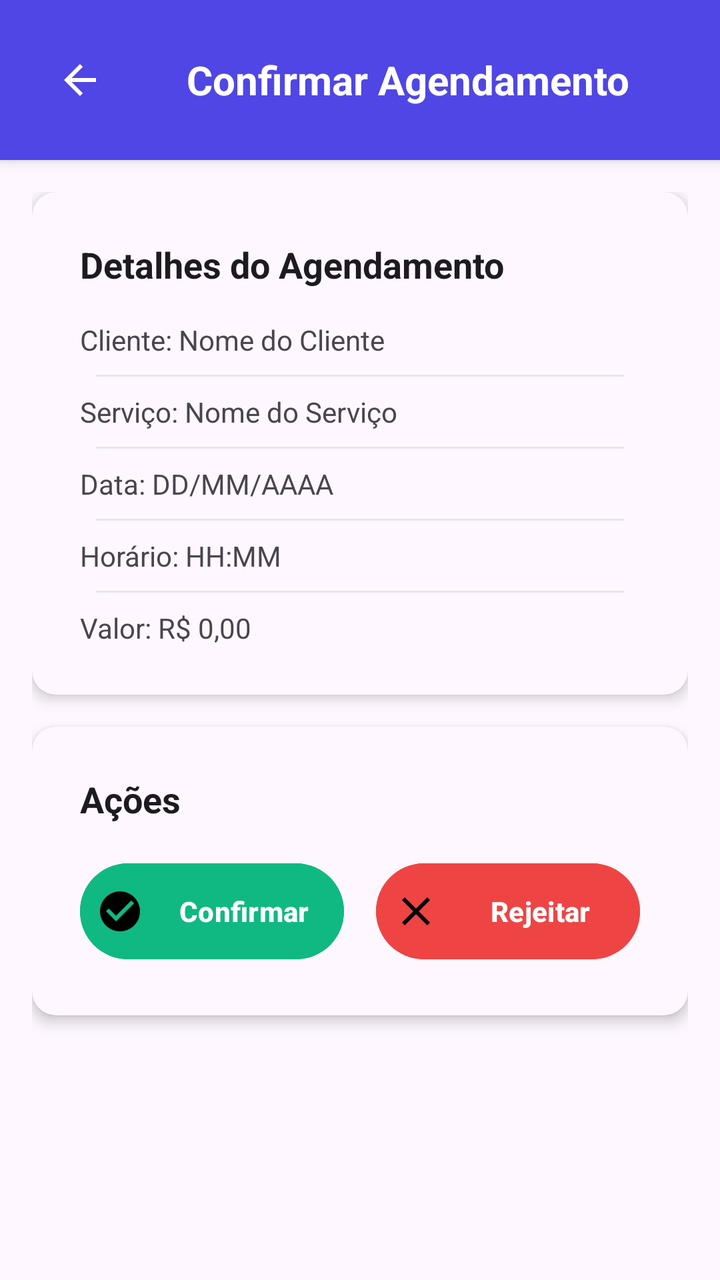
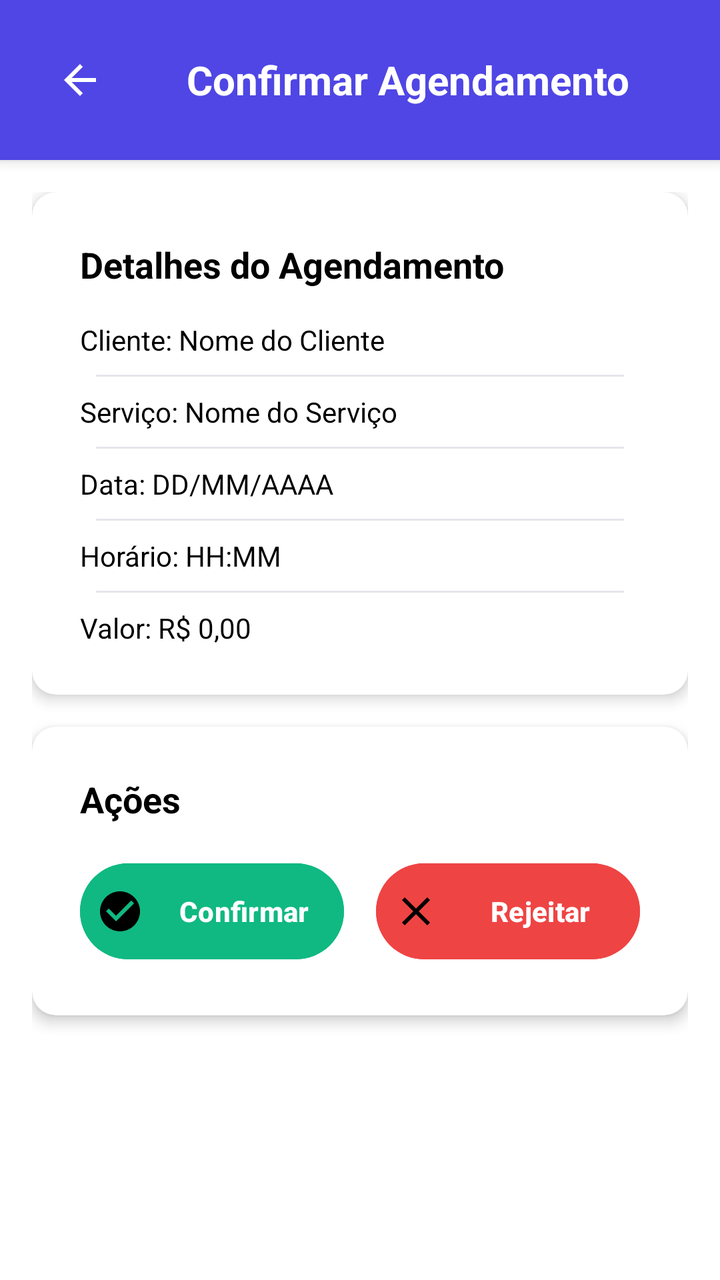

An Android layout rendered at two revisions. The XML below is the earlier revision; the diff shows what the commit changed to produce the second picture.
<!-- AndroidManifest.xml: application theme Theme.SmartApp -->
<!-- res/layout/confirmar_agendamento.xml -->
<?xml version="1.0" encoding="utf-8"?>
<RelativeLayout xmlns:android="http://schemas.android.com/apk/res/android"
    xmlns:app="http://schemas.android.com/apk/res-auto"
    android:layout_width="match_parent"
    android:layout_height="match_parent"
    android:background="?android:attr/colorBackground">

    
    <LinearLayout
        android:id="@+id/header"
        android:layout_width="match_parent"
        android:layout_height="wrap_content"
        android:background="#4F46E5"
        android:orientation="horizontal"
        android:gravity="center_vertical"
        android:padding="16dp"
        android:elevation="4dp">

        <ImageButton
            android:id="@+id/btnvoltaragendaconf"
            android:layout_width="48dp"
            android:layout_height="48dp"
            android:background="?attr/selectableItemBackgroundBorderless"
            android:src="@drawable/ic_arrow_back"
            android:contentDescription="Voltar"
            android:layout_gravity="center_vertical" />

        <TextView
            android:layout_width="0dp"
            android:layout_height="wrap_content"
            android:layout_weight="1"
            android:text="Confirmar Agendamento"
            android:textColor="#FFFFFF"
            android:textSize="20sp"
            android:textStyle="bold"
            android:gravity="center"/>
    </LinearLayout>

    
    <ScrollView
        android:layout_width="match_parent"
        android:layout_height="match_parent"
        android:layout_below="@id/header"
        android:fillViewport="true"
        android:padding="16dp">

        <LinearLayout
            android:layout_width="match_parent"
            android:layout_height="wrap_content"
            android:orientation="vertical">

            
            <androidx.cardview.widget.CardView
                android:layout_width="match_parent"
                android:layout_height="wrap_content"
                app:cardCornerRadius="12dp"
                app:cardElevation="4dp"
                app:cardBackgroundColor="?android:attr/colorBackground">

                <LinearLayout
                    android:layout_width="match_parent"
                    android:layout_height="wrap_content"
                    android:orientation="vertical"
                    android:padding="24dp">

                    <TextView
                        android:layout_width="match_parent"
                        android:layout_height="wrap_content"
                        android:text="Detalhes do Agendamento"
                        android:textColor="?android:attr/textColorPrimary"
                        android:textSize="18sp"
                        android:textStyle="bold"
                        android:layout_marginBottom="16dp"/>

                    <LinearLayout
                        android:layout_width="match_parent"
                        android:layout_height="wrap_content"
                        android:orientation="vertical"
                        android:divider="@drawable/divider"
                        android:showDividers="middle"
                        android:dividerPadding="8dp">

                        <TextView
                            android:layout_width="match_parent"
                            android:layout_height="wrap_content"
                            android:text="Cliente: Nome do Cliente"
                            android:textColor="?android:attr/textColorSecondary"
                            android:layout_marginBottom="8dp"/>

                        <TextView
                            android:layout_width="match_parent"
                            android:layout_height="wrap_content"
                            android:text="Serviço: Nome do Serviço"
                            android:textColor="?android:attr/textColorSecondary"
                            android:layout_marginVertical="8dp"/>

                        <TextView
                            android:layout_width="match_parent"
                            android:layout_height="wrap_content"
                            android:text="Data: DD/MM/AAAA"
                            android:textColor="?android:attr/textColorSecondary"
                            android:layout_marginVertical="8dp"/>

                        <TextView
                            android:layout_width="match_parent"
                            android:layout_height="wrap_content"
                            android:text="Horário: HH:MM"
                            android:textColor="?android:attr/textColorSecondary"
                            android:layout_marginVertical="8dp"/>

                        <TextView
                            android:layout_width="match_parent"
                            android:layout_height="wrap_content"
                            android:text="Valor: R$ 0,00"
                            android:textColor="?android:attr/textColorSecondary"
                            android:layout_marginTop="8dp"/>
                    </LinearLayout>
                </LinearLayout>
            </androidx.cardview.widget.CardView>

            
            <androidx.cardview.widget.CardView
                android:layout_width="match_parent"
                android:layout_height="wrap_content"
                app:cardCornerRadius="12dp"
                app:cardElevation="4dp"
                app:cardBackgroundColor="?android:attr/colorBackground"
                android:layout_marginTop="16dp">

                <LinearLayout
                    android:layout_width="match_parent"
                    android:layout_height="wrap_content"
                    android:orientation="vertical"
                    android:padding="24dp">

                    <TextView
                        android:layout_width="match_parent"
                        android:layout_height="wrap_content"
                        android:text="Ações"
                        android:textColor="?android:attr/textColorPrimary"
                        android:textSize="18sp"
                        android:textStyle="bold"
                        android:layout_marginBottom="16dp"/>

                    <LinearLayout
                        android:layout_width="match_parent"
                        android:layout_height="wrap_content"
                        android:orientation="horizontal"
                        android:weightSum="2"
                        android:gravity="center">

                        <Button
                            android:id="@+id/btnconfirmar"
                            android:layout_width="0dp"
                            android:layout_height="wrap_content"
                            android:layout_weight="1"
                            android:backgroundTint="#10B981"
                            android:text="Confirmar"
                            android:textColor="#FFFFFF"
                            android:textStyle="bold"
                            android:drawableLeft="@drawable/ic_check_circle"
                            android:drawablePadding="8dp"
                            android:paddingVertical="12dp"
                            android:paddingHorizontal="8dp"
                            android:gravity="center"
                            android:layout_marginEnd="8dp" />

                        <Button
                            android:id="@+id/btnrejeitar"
                            android:layout_width="0dp"
                            android:layout_height="wrap_content"
                            android:layout_weight="1"
                            android:backgroundTint="#EF4444"
                            android:text="Rejeitar"
                            android:textColor="#FFFFFF"
                            android:textStyle="bold"
                            android:drawableLeft="@drawable/ic_close"
                            android:drawablePadding="8dp"
                            android:paddingVertical="12dp"
                            android:paddingHorizontal="8dp"
                            android:gravity="center"
                            android:layout_marginStart="8dp"/>
                    </LinearLayout>
                </LinearLayout>
            </androidx.cardview.widget.CardView>
        </LinearLayout>
    </ScrollView>

    
    <FrameLayout
        android:id="@+id/rejectionModal"
        android:layout_width="match_parent"
        android:layout_height="match_parent"
        android:background="#80000000"
        android:visibility="gone"
        android:clickable="true"
        android:focusable="true">

        <androidx.cardview.widget.CardView
            android:layout_width="match_parent"
            android:layout_height="wrap_content"
            android:layout_margin="32dp"
            app:cardCornerRadius="16dp"
            app:cardElevation="8dp"
            app:cardBackgroundColor="?android:attr/colorBackground"
            android:layout_gravity="center">

            <LinearLayout
                android:layout_width="match_parent"
                android:layout_height="wrap_content"
                android:orientation="vertical"
                android:padding="24dp">

                <TextView
                    android:layout_width="match_parent"
                    android:layout_height="wrap_content"
                    android:text="Rejeitar Agendamento"
                    android:textColor="?android:attr/textColorPrimary"
                    android:textSize="20sp"
                    android:textStyle="bold"
                    android:layout_marginBottom="16dp"/>

                <TextView
                    android:layout_width="match_parent"
                    android:layout_height="wrap_content"
                    android:text="Por favor, forneça um motivo para a rejeição (opcional):"
                    android:textColor="?android:attr/textColorSecondary"
                    android:layout_marginBottom="12dp"/>

                <EditText
                    android:id="@+id/rejectionReason"
                    android:layout_width="match_parent"
                    android:layout_height="120dp"
                    android:background="@drawable/edittext_border"
                    android:padding="12dp"
                    android:gravity="top"
                    android:hint="Digite o motivo..."
                    android:inputType="textMultiLine"
                    android:textColor="?android:attr/textColorPrimary" />

                <LinearLayout
                    android:layout_width="match_parent"
                    android:layout_height="wrap_content"
                    android:orientation="horizontal"
                    android:gravity="end"
                    android:layout_marginTop="16dp">

                    <Button
                        android:id="@+id/cancelRejectionButton"
                        android:layout_width="wrap_content"
                        android:layout_height="wrap_content"
                        android:text="Cancelar"
                        android:backgroundTint="#E5E7EB"
                        android:textColor="?android:attr/textColorPrimary"
                        android:paddingHorizontal="16dp"
                        android:paddingVertical="8dp"
                        android:layout_marginEnd="8dp"/>

                    <Button
                        android:id="@+id/submitRejectionButton"
                        android:layout_width="wrap_content"
                        android:layout_height="wrap_content"
                        android:text="Rejeitar Agendamento"
                        android:backgroundTint="#EF4444"
                        android:textColor="#FFFFFF"
                        android:paddingHorizontal="16dp"
                        android:paddingVertical="8dp"/>
                </LinearLayout>
            </LinearLayout>
        </androidx.cardview.widget.CardView>
    </FrameLayout>

    
    <FrameLayout
        android:id="@+id/messageModal"
        android:layout_width="match_parent"
        android:layout_height="match_parent"
        android:background="#80000000"
        android:visibility="gone"
        android:clickable="true"
        android:focusable="true">

        <androidx.cardview.widget.CardView
            android:layout_width="300dp"
            android:layout_height="wrap_content"
            app:cardCornerRadius="16dp"
            app:cardElevation="8dp"
            app:cardBackgroundColor="?android:attr/colorBackground"
            android:layout_gravity="center">

            <LinearLayout
                android:layout_width="match_parent"
                android:layout_height="wrap_content"
                android:orientation="vertical"
                android:gravity="center_horizontal"
                android:padding="24dp">

                <ImageView
                    android:id="@+id/messageIcon"
                    android:layout_width="48dp"
                    android:layout_height="48dp"
                    android:layout_marginBottom="16dp"
                    />

                <TextView
                    android:id="@+id/messageTitle"
                    android:layout_width="match_parent"
                    android:layout_height="wrap_content"
                    android:text="Título"
                    android:textColor="?android:attr/textColorPrimary"
                    android:textSize="20sp"
                    android:textStyle="bold"
                    android:gravity="center"
                    android:layout_marginBottom="8dp"/>

                <TextView
                    android:id="@+id/messageText"
                    android:layout_width="match_parent"
                    android:layout_height="wrap_content"
                    android:text="Mensagem de exemplo"
                    android:textColor="?android:attr/textColorSecondary"
                    android:gravity="center"
                    android:layout_marginBottom="16dp"/>

                <Button
                    android:id="@+id/okButton"
                    android:layout_width="match_parent"
                    android:layout_height="wrap_content"
                    android:text="OK"
                    android:backgroundTint="#10B981"
                    android:textColor="#FFFFFF"
                    android:paddingVertical="12dp"/>
            </LinearLayout>
        </androidx.cardview.widget.CardView>
    </FrameLayout>
</RelativeLayout>
<!-- resources referenced by this layout -->
<resources>
  <!-- drawable divider (drawable) -->
  <shape xmlns:android="http://schemas.android.com/apk/res/android">
      <size android:height="1dp" />
      <solid android:color="@color/gray_200" />
      <solid android:color="#E5E7EB" />
      <size android:height="1dp" />
      <solid android:color="#E5E7EB" />
      <size android:height="1dp" />
      <solid android:color="#E5E7EB" />
  
  </shape>
  <!-- drawable edittext_border (drawable) -->
  <?xml version="1.0" encoding="utf-8"?>
  <shape xmlns:android="http://schemas.android.com/apk/res/android">
      <stroke android:width="1dp" android:color="#D1D5DB" />
      <corners android:radius="8dp" />
  </shape>
  <!-- drawable ic_arrow_back (drawable) -->
  <vector xmlns:android="http://schemas.android.com/apk/res/android"
      android:width="24dp"
      android:height="24dp"
      android:viewportWidth="24"
      android:viewportHeight="24">
      <path android:fillColor="#FFFFFF" android:pathData="M20,11H7.83l5.59,-5.59L12,4l-8,8 8,8 1.41,-1.41L7.83,13H20v-2z"/>
  </vector>
  <!-- drawable ic_check_circle (drawable) -->
  <vector xmlns:android="http://schemas.android.com/apk/res/android" android:height="24dp" android:tint="#000000" android:viewportHeight="24" android:viewportWidth="24" android:width="24dp">
        
      <path android:fillColor="@android:color/white" android:pathData="M12,2C6.48,2 2,6.48 2,12s4.48,10 10,10 10,-4.48 10,-10S17.52,2 12,2zM10,17l-5,-5 1.41,-1.41L10,14.17l7.59,-7.59L19,8l-9,9z"/>
      
  </vector>
  <!-- drawable ic_close (drawable) -->
  <vector xmlns:android="http://schemas.android.com/apk/res/android"
      android:width="24dp"
      android:height="24dp"
      android:viewportWidth="24"
      android:viewportHeight="24">
      <path
          android:fillColor="#FF000000"
          android:pathData="M19,6.41L17.59,5 12,10.59 6.41,5 5,6.41 10.59,12 5,17.59 6.41,19 12,13.41 17.59,19 19,17.59 13.41,12z"/>
  </vector>
  <style name="Theme.SmartApp" parent="Base.Theme.SmartApp" />
  <color name="gray_200">#E5E7EB</color>
  <style name="Base.Theme.SmartApp" parent="Theme.Material3.DayNight.NoActionBar" />
</resources>

<!-- the commit's change to res/layout/confirmar_agendamento.xml (unified diff, before → after) -->
@@ -3,7 +3,7 @@
     xmlns:app="http://schemas.android.com/apk/res-auto"
     android:layout_width="match_parent"
     android:layout_height="match_parent"
-    android:background="?android:attr/colorBackground">
+    android:background="@color/white">
 
     
     <LinearLayout
@@ -55,7 +55,7 @@
                 android:layout_height="wrap_content"
                 app:cardCornerRadius="12dp"
                 app:cardElevation="4dp"
-                app:cardBackgroundColor="?android:attr/colorBackground">
+                app:cardBackgroundColor="@color/white">
 
                 <LinearLayout
                     android:layout_width="match_parent"
@@ -67,7 +67,7 @@
                         android:layout_width="match_parent"
                         android:layout_height="wrap_content"
                         android:text="Detalhes do Agendamento"
-                        android:textColor="?android:attr/textColorPrimary"
+                        android:textColor="@android:color/black"
                         android:textSize="18sp"
                         android:textStyle="bold"
                         android:layout_marginBottom="16dp"/>
@@ -84,35 +84,35 @@
                             android:layout_width="match_parent"
                             android:layout_height="wrap_content"
                             android:text="Cliente: Nome do Cliente"
-                            android:textColor="?android:attr/textColorSecondary"
+                            android:textColor="@android:color/black"
                             android:layout_marginBottom="8dp"/>
 
                         <TextView
                             android:layout_width="match_parent"
                             android:layout_height="wrap_content"
                             android:text="Serviço: Nome do Serviço"
-                            android:textColor="?android:attr/textColorSecondary"
+                            android:textColor="@android:color/black"
                             android:layout_marginVertical="8dp"/>
 
                         <TextView
                             android:layout_width="match_parent"
                             android:layout_height="wrap_content"
                             android:text="Data: DD/MM/AAAA"
-                            android:textColor="?android:attr/textColorSecondary"
+                            android:textColor="@android:color/black"
                             android:layout_marginVertical="8dp"/>
 
                         <TextView
                             android:layout_width="match_parent"
                             android:layout_height="wrap_content"
                             android:text="Horário: HH:MM"
-                            android:textColor="?android:attr/textColorSecondary"
+                            android:textColor="@android:color/black"
                             android:layout_marginVertical="8dp"/>
 
                         <TextView
                             android:layout_width="match_parent"
                             android:layout_height="wrap_content"
                             android:text="Valor: R$ 0,00"
-                            android:textColor="?android:attr/textColorSecondary"
+                            android:textColor="@android:color/black"
                             android:layout_marginTop="8dp"/>
                     </LinearLayout>
                 </LinearLayout>
@@ -124,7 +124,7 @@
                 android:layout_height="wrap_content"
                 app:cardCornerRadius="12dp"
                 app:cardElevation="4dp"
-                app:cardBackgroundColor="?android:attr/colorBackground"
+                app:cardBackgroundColor="@color/white"
                 android:layout_marginTop="16dp">
 
                 <LinearLayout
@@ -137,7 +137,7 @@
                         android:layout_width="match_parent"
                         android:layout_height="wrap_content"
                         android:text="Ações"
-                        android:textColor="?android:attr/textColorPrimary"
+                        android:textColor="@android:color/black"
                         android:textSize="18sp"
                         android:textStyle="bold"
                         android:layout_marginBottom="16dp"/>
@@ -149,6 +149,7 @@
                         android:weightSum="2"
                         android:gravity="center">
 
+                        
                         <Button
                             android:id="@+id/btnconfirmar"
                             android:layout_width="0dp"
@@ -202,7 +203,7 @@
             android:layout_margin="32dp"
             app:cardCornerRadius="16dp"
             app:cardElevation="8dp"
-            app:cardBackgroundColor="?android:attr/colorBackground"
+            app:cardBackgroundColor="@color/white"
             android:layout_gravity="center">
 
             <LinearLayout
@@ -215,7 +216,7 @@
                     android:layout_width="match_parent"
                     android:layout_height="wrap_content"
                     android:text="Rejeitar Agendamento"
-                    android:textColor="?android:attr/textColorPrimary"
+                    android:textColor="@android:color/black"
                     android:textSize="20sp"
                     android:textStyle="bold"
                     android:layout_marginBottom="16dp"/>
@@ -224,7 +225,7 @@
                     android:layout_width="match_parent"
                     android:layout_height="wrap_content"
                     android:text="Por favor, forneça um motivo para a rejeição (opcional):"
-                    android:textColor="?android:attr/textColorSecondary"
+                    android:textColor="@android:color/black"
                     android:layout_marginBottom="12dp"/>
 
                 <EditText
@@ -236,7 +237,7 @@
                     android:gravity="top"
                     android:hint="Digite o motivo..."
                     android:inputType="textMultiLine"
-                    android:textColor="?android:attr/textColorPrimary" />
+                    android:textColor="@android:color/black" />
 
                 <LinearLayout
                     android:layout_width="match_parent"
@@ -245,13 +246,14 @@
                     android:gravity="end"
                     android:layout_marginTop="16dp">
 
+                    
                     <Button
                         android:id="@+id/cancelRejectionButton"
                         android:layout_width="wrap_content"
                         android:layout_height="wrap_content"
                         android:text="Cancelar"
                         android:backgroundTint="#E5E7EB"
-                        android:textColor="?android:attr/textColorPrimary"
+                        android:textColor="#1F2937"
                         android:paddingHorizontal="16dp"
                         android:paddingVertical="8dp"
                         android:layout_marginEnd="8dp"/>
@@ -285,7 +287,7 @@
             android:layout_height="wrap_content"
             app:cardCornerRadius="16dp"
             app:cardElevation="8dp"
-            app:cardBackgroundColor="?android:attr/colorBackground"
+            app:cardBackgroundColor="@color/white"
             android:layout_gravity="center">
 
             <LinearLayout
@@ -307,7 +309,7 @@
                     android:layout_width="match_parent"
                     android:layout_height="wrap_content"
                     android:text="Título"
-                    android:textColor="?android:attr/textColorPrimary"
+                    android:textColor="@android:color/black"
                     android:textSize="20sp"
                     android:textStyle="bold"
                     android:gravity="center"
@@ -318,10 +320,11 @@
                     android:layout_width="match_parent"
                     android:layout_height="wrap_content"
                     android:text="Mensagem de exemplo"
-                    android:textColor="?android:attr/textColorSecondary"
+                    android:textColor="@android:color/black"
                     android:gravity="center"
                     android:layout_marginBottom="16dp"/>
 
+                
                 <Button
                     android:id="@+id/okButton"
                     android:layout_width="match_parent"
<!-- resource entries referenced after the edit -->
@@ -1,5 +1,6 @@
 <!-- resources referenced by this layout -->
 <resources>
+  <color name="white">#FFFFFFFF</color>
   <!-- drawable divider (drawable) -->
   <shape xmlns:android="http://schemas.android.com/apk/res/android">
       <size android:height="1dp" />
